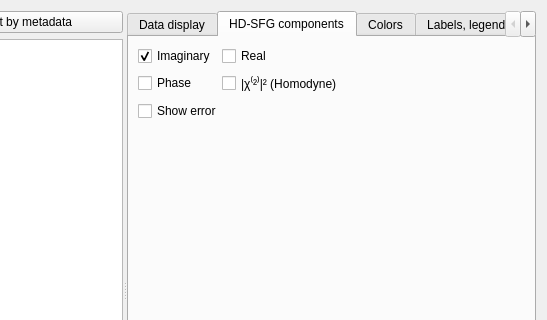
First picture: the form in src/sfg_app2/app/ui/processed_results_tab.ui, repository silanglois/SFG-App, before the edit; both pictures show x 281 to 828 and y 0 to 320 of the 828 by 580 pixel window.
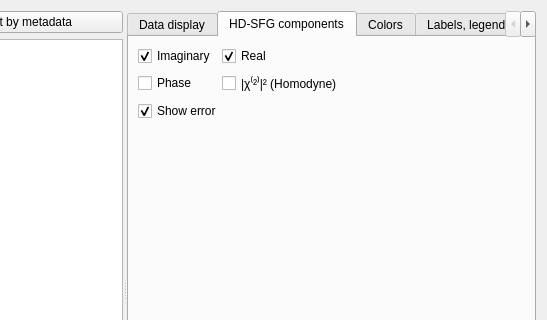
Second picture: the form after the edit. The open tabs and pages were chosen to show the change.

Commit message: label fixes and change of default values

What changed in the file:
```diff
--- a/src/sfg_app2/app/ui/processed_results_tab.ui
+++ b/src/sfg_app2/app/ui/processed_results_tab.ui
@@ -183,6 +183,9 @@
                <property name="text">
                 <string>Real</string>
                </property>
+               <property name="checked">
+                <bool>true</bool>
+               </property>
               </widget>
              </item>
              <item row="1" column="1">
@@ -229,6 +232,9 @@
              <property name="text">
               <string>Show error</string>
              </property>
+             <property name="checked">
+              <bool>true</bool>
+             </property>
             </widget>
            </item>
            <item>
```
The commit also changes 3 other files.
